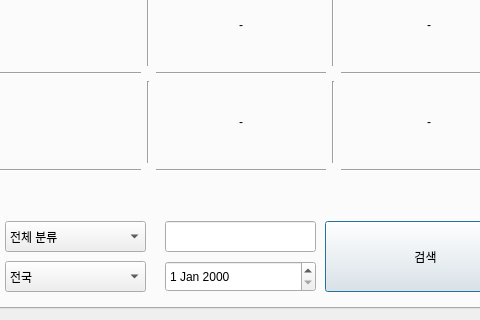
JeongMinSik/TheLove, file ui.ui: the form before one commit; both pictures show x 598 to 1078 and y 506 to 826 of the 1162 by 826 pixel window.
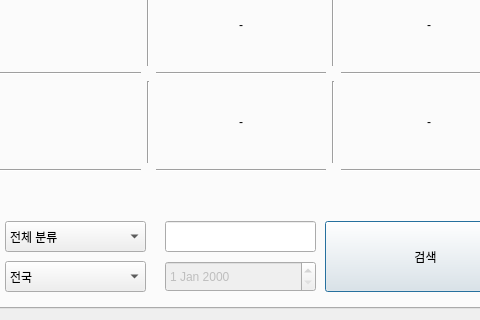
The form after the commit. Icons and pictures are not drawn.

```diff
--- a/ui.ui
+++ b/ui.ui
@@ -2077,7 +2077,7 @@
         </widget>
         <widget class="QDateEdit" name="dateEdit_Tour">
          <property name="enabled">
-          <bool>true</bool>
+          <bool>false</bool>
          </property>
          <property name="geometry">
           <rect>
```
